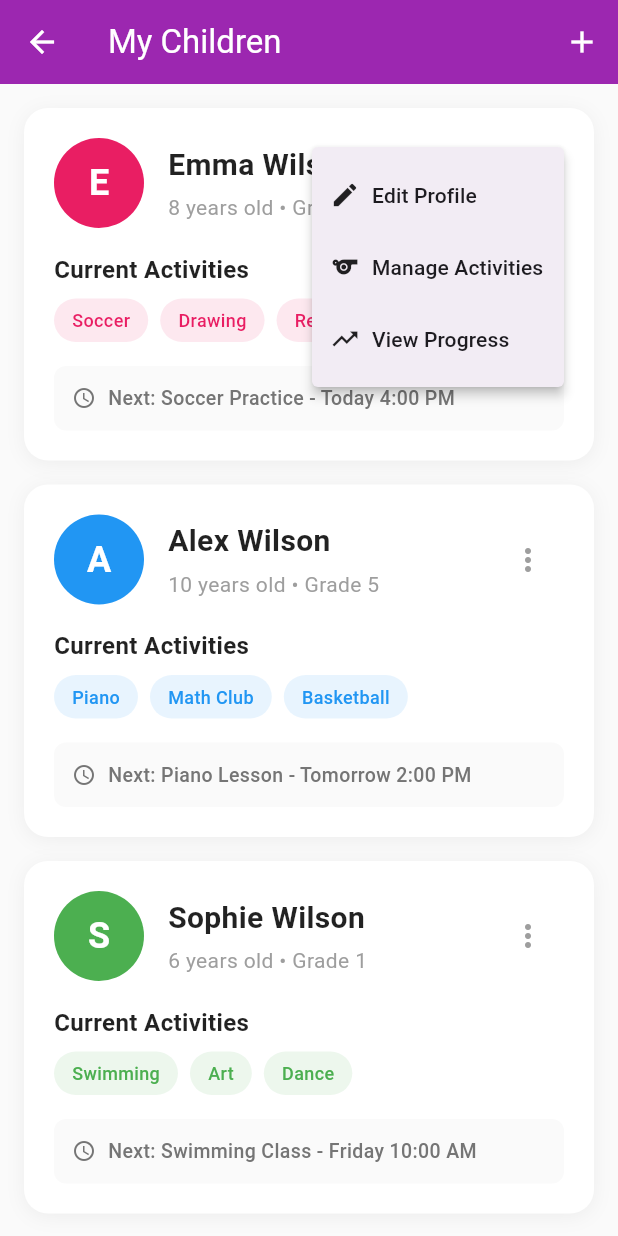
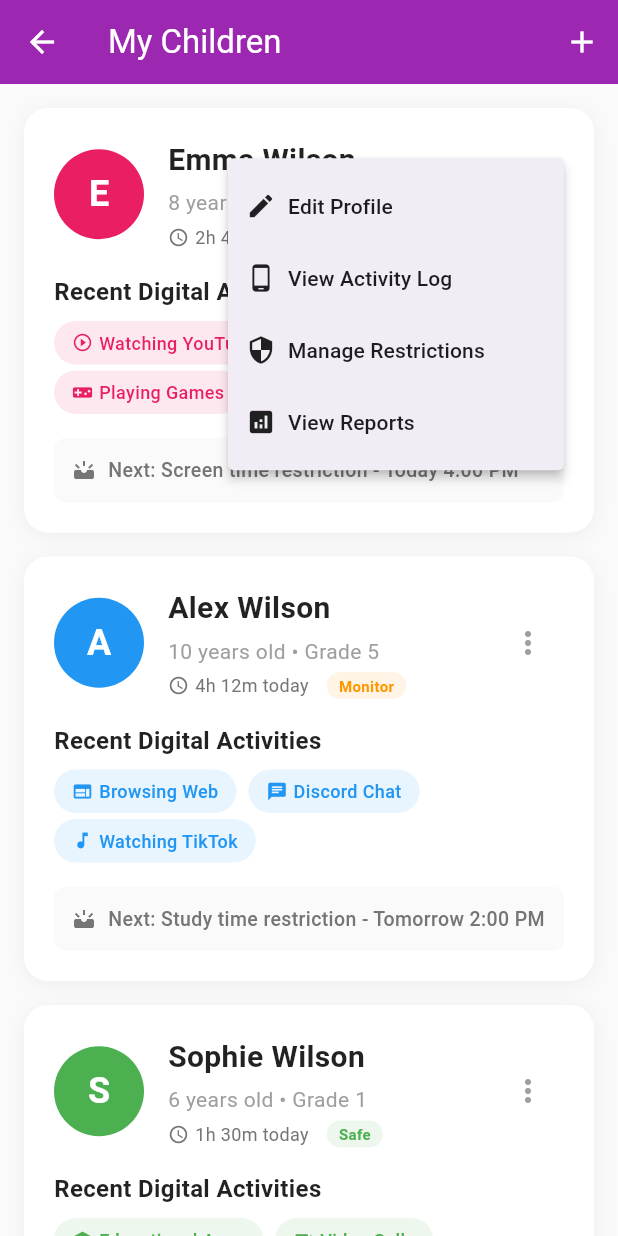
Before and after one commit to hamizghani/fokal, a Flutter app: the ChildsScreen screen opened directly, after a tap on the "more vert" icon, on a phone screen of 412 x 824 dp. Run offline on Flutter 3.47's test engine with Material 3 defaults, Android fonts, the phone set to English and light mode, and no system bars.

Commit message:
fixed child page and profile page

```diff
--- a/lib/home/main.dart
+++ b/lib/home/main.dart
@@ -1,6 +1,4 @@
 import 'package:flutter/material.dart';
-import '../bottom_navbar.dart';
-import '../main_navigation_screen.dart';
 
 class MainScreen extends StatelessWidget {
   const MainScreen({super.key});
--- a/lib/screens/account_screen.dart
+++ b/lib/screens/account_screen.dart
@@ -101,17 +101,7 @@ class AccountScreen extends StatelessWidget {
                       'Connect your child\'s device to yours',
                       () => _showPairDeviceDialog(context),
                     ),
-                    _buildSettingsItem(
-                      Icons.devices,
-                      'Manage Paired Devices',
-                      'View and manage connected devices',
-                      () => Navigator.push(
-                        context,
-                        MaterialPageRoute(
-                          builder: (context) => const PairedDevicesScreen(),
-                        ),
-                      ),
-                    ),
+
                   ]),
 
                   const SizedBox(height: 24),
--- a/lib/screens/authentication/login_screens.dart
+++ b/lib/screens/authentication/login_screens.dart
@@ -1,7 +1,6 @@
 import 'package:flutter/material.dart';
-import 'package:flutter/services.dart';
 import 'signup_screens.dart';
-import '../../home/main.dart'; // Import your home screen
+// Import your home screen
 import '../../main_navigation_screen.dart';
 
 class LoginScreens extends StatefulWidget {
--- a/lib/screens/authentication/signup_screens.dart
+++ b/lib/screens/authentication/signup_screens.dart
@@ -1,5 +1,4 @@
 import 'package:flutter/material.dart';
-import 'package:flutter/services.dart';
 import 'login_screens.dart';
 
 class SignUpScreen extends StatefulWidget {
--- a/lib/screens/childs_screen.dart
+++ b/lib/screens/childs_screen.dart
@@ -30,8 +30,14 @@ class ChildsScreen extends StatelessWidget {
             grade: 'Grade 3',
             avatar: 'E',
             color: Colors.pink,
-            activities: ['Soccer', 'Drawing', 'Reading'],
-            nextActivity: 'Soccer Practice - Today 4:00 PM',
+            activities: [
+              'Watching YouTube',
+              'Using Instagram',
+              'Playing Games',
+            ],
+            nextActivity: 'Screen time restriction - Today 4:00 PM',
+            screenTime: '2h 45m today',
+            alertLevel: 'Safe',
           ),
           const SizedBox(height: 16),
           _buildChildCard(
@@ -40,8 +46,10 @@ class ChildsScreen extends StatelessWidget {
             grade: 'Grade 5',
             avatar: 'A',
             color: Colors.blue,
-            activities: ['Piano', 'Math Club', 'Basketball'],
-            nextActivity: 'Piano Lesson - Tomorrow 2:00 PM',
+            activities: ['Browsing Web', 'Discord Chat', 'Watching TikTok'],
+            nextActivity: 'Study time restriction - Tomorrow 2:00 PM',
+            screenTime: '4h 12m today',
+            alertLevel: 'Monitor',
           ),
           const SizedBox(height: 16),
           _buildChildCard(
@@ -50,8 +58,10 @@ class ChildsScreen extends StatelessWidget {
             grade: 'Grade 1',
             avatar: 'S',
             color: Colors.green,
-            activities: ['Swimming', 'Art', 'Dance'],
-            nextActivity: 'Swimming Class - Friday 10:00 AM',
+            activities: ['Educational Apps', 'Video Calls', 'Drawing App'],
+            nextActivity: 'Bedtime mode - Tonight 8:00 PM',
+            screenTime: '1h 30m today',
+            alertLevel: 'Safe',
           ),
           const SizedBox(height: 24),
 
@@ -108,7 +118,15 @@ class ChildsScreen extends StatelessWidget {
     required Color color,
     required List<String> activities,
     required String nextActivity,
+    required String screenTime,
+    required String alertLevel,
   }) {
+    Color alertColor = alertLevel == 'Safe'
+        ? Colors.green
+        : alertLevel == 'Monitor'
+        ? Colors.orange
+        : Colors.red;
+
     return Container(
       padding: const EdgeInsets.all(20),
       decoration: BoxDecoration(
@@ -157,6 +175,39 @@ class ChildsScreen extends StatelessWidget {
                       '$age • $grade',
                       style: const TextStyle(fontSize: 14, color: Colors.grey),
                     ),
+                    const SizedBox(height: 4),
+                    Row(
+                      children: [
+                        Icon(Icons.schedule, size: 14, color: Colors.grey[600]),
+                        const SizedBox(width: 4),
+                        Text(
+                          screenTime,
+                          style: TextStyle(
+                            fontSize: 12,
+                            color: Colors.grey[600],
+                          ),
+                        ),
+                        const SizedBox(width: 12),
+                        Container(
+                          padding: const EdgeInsets.symmetric(
+                            horizontal: 8,
+                            vertical: 2,
+                          ),
+                          decoration: BoxDecoration(
+                            color: alertColor.withOpacity(0.1),
+                            borderRadius: BorderRadius.circular(10),
+                          ),
+                          child: Text(
+                            alertLevel,
+                            style: TextStyle(
+                              fontSize: 10,
+                              color: alertColor,
+                              fontWeight: FontWeight.w600,
+                            ),
+                          ),
+                        ),
+                      ],
+                    ),
                   ],
                 ),
               ),
@@ -177,19 +228,29 @@ class ChildsScreen extends StatelessWidget {
                     value: 'activities',
                     child: Row(
                       children: [
-                        Icon(Icons.sports, size: 20),
+                        Icon(Icons.phone_android, size: 20),
                         SizedBox(width: 8),
-                        Text('Manage Activities'),
+                        Text('View Activity Log'),
                       ],
                     ),
                   ),
                   const PopupMenuItem(
-                    value: 'progress',
+                    value: 'restrictions',
                     child: Row(
                       children: [
-                        Icon(Icons.trending_up, size: 20),
+                        Icon(Icons.security, size: 20),
                         SizedBox(width: 8),
-                        Text('View Progress'),
+                        Text('Manage Restrictions'),
+                      ],
+                    ),
+                  ),
+                  const PopupMenuItem(
+                    value: 'reports',
+                    child: Row(
+                      children: [
+                        Icon(Icons.analytics, size: 20),
+                        SizedBox(width: 8),
+                        Text('View Reports'),
                       ],
                     ),
                   ),
@@ -202,9 +263,9 @@ class ChildsScreen extends StatelessWidget {
           ),
           const SizedBox(height: 16),
 
-          // Activities Section
+          // Recent Digital Activities Section
           const Text(
-            'Current Activities',
+            'Recent Digital Activities',
             style: TextStyle(
               fontSize: 16,
               fontWeight: FontWeight.w600,
@@ -226,7 +287,16 @@ class ChildsScreen extends StatelessWidget {
                       color: color.withOpacity(0.1),
                       borderRadius: BorderRadius.circular(20),
                     ),
-                    child: Text(
+                    child: Row(
+                      mainAxisSize: MainAxisSize.min,
+                      children: [
+                        Icon(
+                          _getActivityIcon(activity),
+                          size: 14,
+                          color: color,
+                        ),
+                        const SizedBox(width: 4),
+                        Text(
                           activity,
                           style: TextStyle(
                             fontSize: 12,
@@ -234,13 +304,15 @@ class ChildsScreen extends StatelessWidget {
                             fontWeight: FontWeight.w500,
                           ),
                         ),
+                      ],
+                    ),
                   ),
                 )
                 .toList(),
           ),
           const SizedBox(height: 16),
 
-          // Next Activity
+          // Next Scheduled Action
           Container(
             padding: const EdgeInsets.all(12),
             decoration: BoxDecoration(
@@ -249,7 +321,7 @@ class ChildsScreen extends StatelessWidget {
             ),
             child: Row(
               children: [
-                Icon(Icons.schedule, size: 16, color: Colors.grey[600]),
+                Icon(Icons.upcoming, size: 16, color: Colors.grey[600]),
                 const SizedBox(width: 8),
                 Expanded(
                   child: Text(
@@ -267,6 +339,31 @@ class ChildsScreen extends StatelessWidget {
         ],
       ),
     );
+  }
+
+  IconData _getActivityIcon(String activity) {
+    switch (activity.toLowerCase()) {
+      case 'watching youtube':
+        return Icons.play_circle_outline;
+      case 'using instagram':
+        return Icons.camera_alt;
+      case 'playing games':
+        return Icons.videogame_asset;
+      case 'browsing web':
+        return Icons.web;
+      case 'discord chat':
+        return Icons.chat;
+      case 'watching tiktok':
+        return Icons.music_note;
+      case 'educational apps':
+        return Icons.school;
+      case 'video calls':
+        return Icons.video_call;
+      case 'drawing app':
+        return Icons.brush;
+      default:
+        return Icons.phone_android;
+    }
   }
 
   void _showAddChildDialog(BuildContext context) {
@@ -299,6 +396,14 @@ class ChildsScreen extends StatelessWidget {
                   border: OutlineInputBorder(),
                 ),
               ),
+              SizedBox(height: 16),
+              TextField(
+                decoration: InputDecoration(
+                  labelText: 'Device ID (Optional)',
+                  border: OutlineInputBorder(),
+                  helperText: 'Link child\'s device for monitoring',
+                ),
+              ),
             ],
           ),
           actions: [
--- a/pubspec.yaml
+++ b/pubspec.yaml
@@ -57,7 +57,7 @@ flutter:
   # the material Icons class.
   uses-material-design: true
   assets:
-    - images/fokal_logo.png
+    - lib/assets/images/fokal_logo.png
 
   # To add assets to your application, add an assets section, like this:
   # assets:
```
Lines whose indentation alone changed are shown as unchanged.
